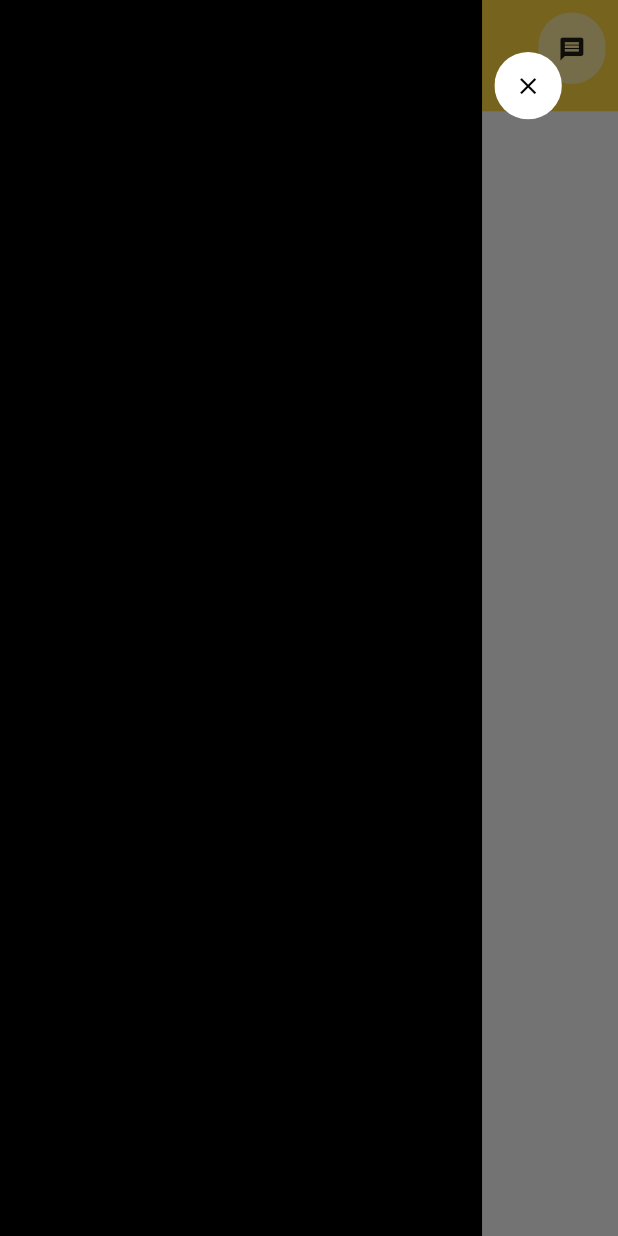
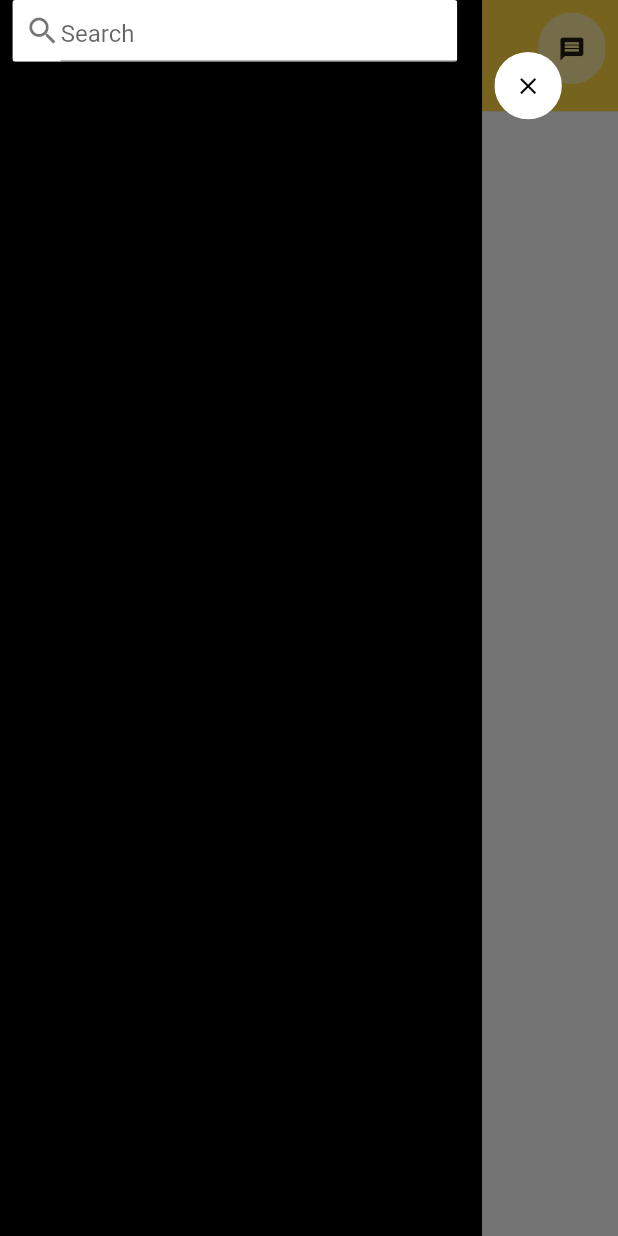
Before and after one commit to NaagAlgates/combank_ui_challenge, a Flutter app: the screen it shows after launch, with the side drawer open, on a phone screen of 412 x 824 dp. Run offline on Flutter 3.47's test engine with Material 2 defaults, Android fonts, the phone set to English and light mode, and no system bars.

Commit message:
Included search view in the drawer

```diff
--- a/lib/view/custom_drawer_menu.dart
+++ b/lib/view/custom_drawer_menu.dart
@@ -1,6 +1,7 @@
 import 'package:flutter/material.dart';
 
 import 'custom_button_menu_view.dart';
+import 'drawer_menu_list.dart';
 
 class CustomDrawer extends StatefulWidget {
   CustomDrawer({Key key}) : super(key: key);
@@ -33,12 +34,13 @@ class _CustomDrawerState extends State<CustomDrawer>
     var _width = MediaQuery.of(context).size.width;
     return Row(
       crossAxisAlignment: CrossAxisAlignment.start,
-      mainAxisSize: MainAxisSize.min,
-      mainAxisAlignment: MainAxisAlignment.spaceAround,
+      mainAxisSize: MainAxisSize.max,
+      mainAxisAlignment: MainAxisAlignment.start,
       children: <Widget>[
         Container(
           width: _width * 0.78,
           color: Colors.black,
+          child: DrawerMenuList(),
         ),
         Visibility(
           visible: _viewVisibility,
--- /dev/null
+++ b/lib/view/drawer_menu_list.dart
@@ -0,0 +1,23 @@
+import 'package:combank_ui_challenge/view/search_view.dart';
+import 'package:flutter/material.dart';
+
+class DrawerMenuList extends StatelessWidget {
+  @override
+  Widget build(BuildContext context) {
+    var _height = MediaQuery.of(context).size.height;
+    var _width = MediaQuery.of(context).size.width;
+    return SingleChildScrollView(
+        child: Container(
+        color: Colors.transparent,
+        height: _height,
+        child: Column(
+          mainAxisSize: MainAxisSize.min,
+          crossAxisAlignment: CrossAxisAlignment.start,
+          mainAxisAlignment: MainAxisAlignment.start,
+          children: <Widget>[
+            SearchView(),
+          ],
+        ),
+    ));
+  }
+}
--- /dev/null
+++ b/lib/view/search_view.dart
@@ -0,0 +1,52 @@
+import 'dart:math';
+
+import 'package:flutter/material.dart';
+
+class SearchView extends StatelessWidget {
+  @override
+  Widget build(BuildContext context) {
+    var _height = MediaQuery.of(context).size.height;
+    var _width = MediaQuery.of(context).size.width;
+    return SafeArea(
+      child: Padding(
+        padding: EdgeInsets.only(left: _height * 0.01, right: _height * 0.02),
+        child: ClipRRect(
+          borderRadius: BorderRadius.circular(2.0),
+          child: Container(
+            color: Colors.white,
+            height: _height * 0.05,
+            width: _width,
+            child: Padding(
+              padding: EdgeInsets.only(left: _height*0.01),
+              child: Row(
+                mainAxisAlignment: MainAxisAlignment.start,
+                crossAxisAlignment: CrossAxisAlignment.center,
+                mainAxisSize: MainAxisSize.max,
+                children: <Widget>[
+                  Icon(
+                    Icons.search,color: Colors.black54,
+                  ),
+                  Expanded(
+                    child: TextFormField(
+                      decoration: InputDecoration(
+                        hintText: "Search",
+                        counterText: ""
+                      ),
+                      maxLength: 15,
+                      autovalidate: false,
+                      autocorrect: false,
+                      autofocus: false,
+                      onTap: (){
+                        print("Search Clicked");
+                      },
+                    ),
+                  )
+                ],
+              ),
+            ),
+          ),
+        ),
+      ),
+    );
+  }
+}
```
